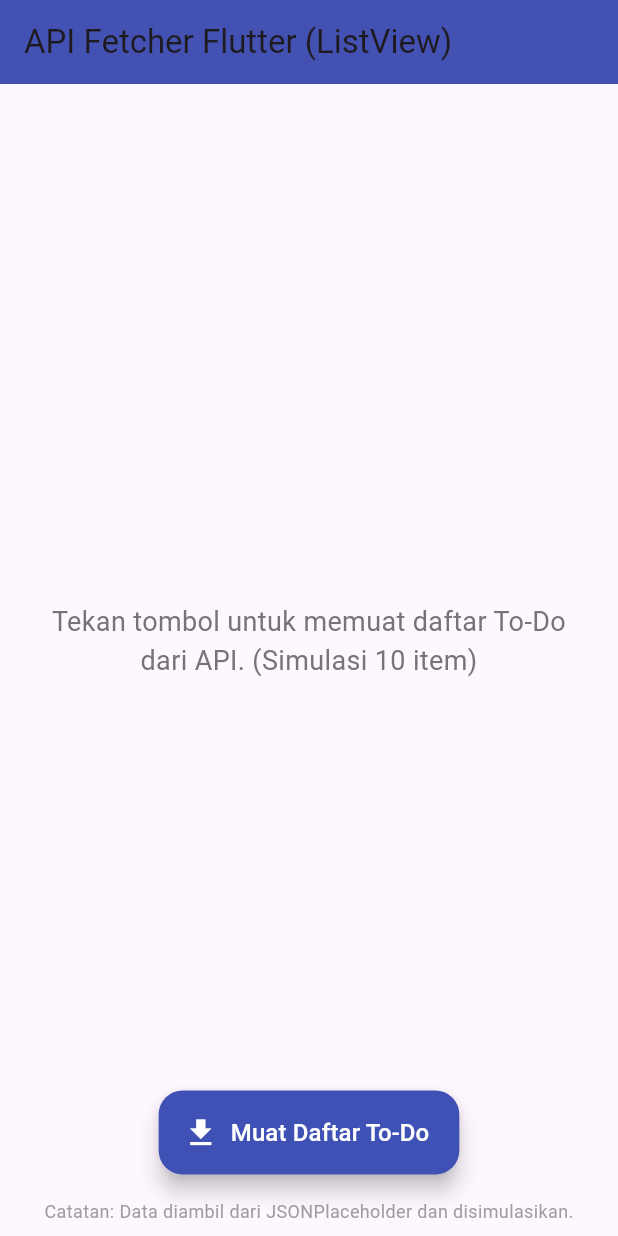
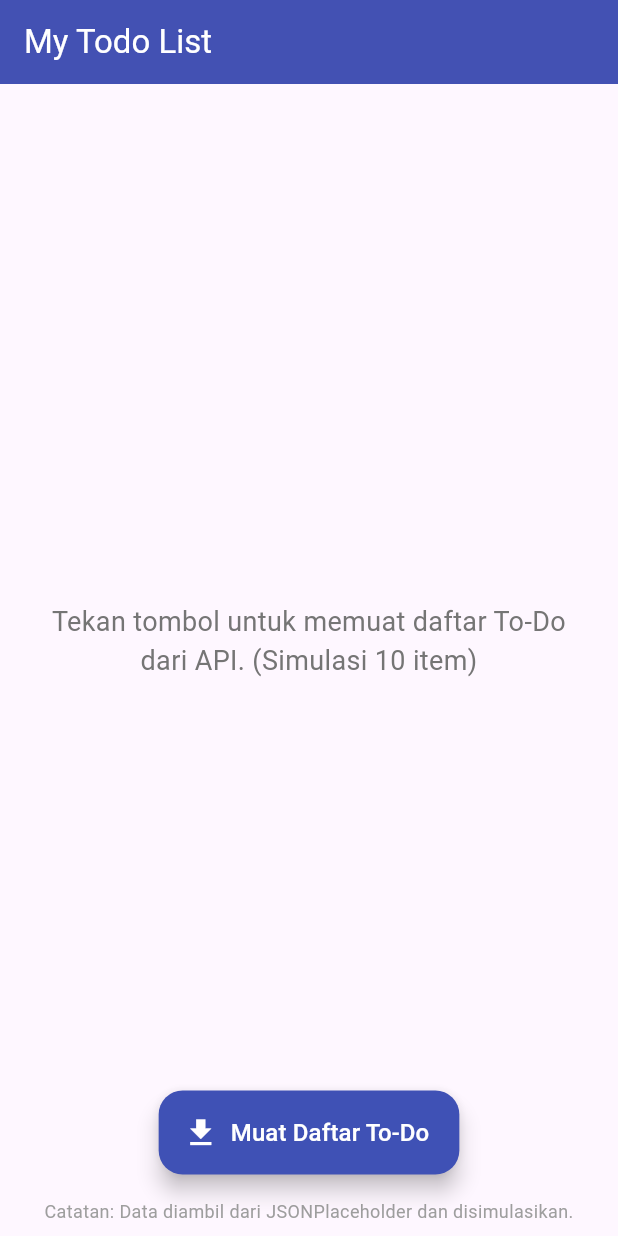
Before and after one commit to kuliahpakdian/fetch-api, a Flutter app: the screen it shows after launch, on a phone screen of 412 x 824 dp. Run offline on Flutter 3.47's test engine with Material 3 defaults, Android fonts, the phone set to English and light mode, and no system bars.

Commit message:
Update app bar title in ActivityFetcher to 'My Todo List' with white text color

```diff
--- a/lib/screen/activity_fetcher.dart
+++ b/lib/screen/activity_fetcher.dart
@@ -101,7 +101,7 @@ class _ActivityFetcherState extends State<ActivityFetcher> {
   Widget build(BuildContext context) {
     return Scaffold(
       appBar: AppBar(
-        title: const Text('API Fetcher Flutter (ListView)'),
+        title: const Text('My Todo List' ,style: TextStyle(color: Colors.white),),
         backgroundColor: Colors.indigo,
         elevation: 4,
       ),
```
